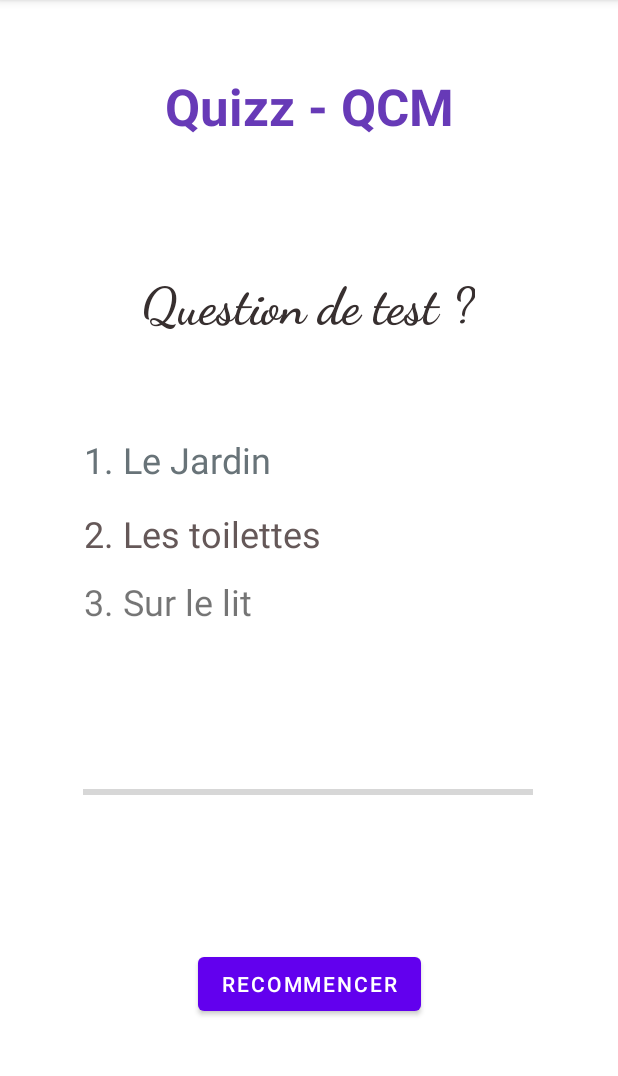
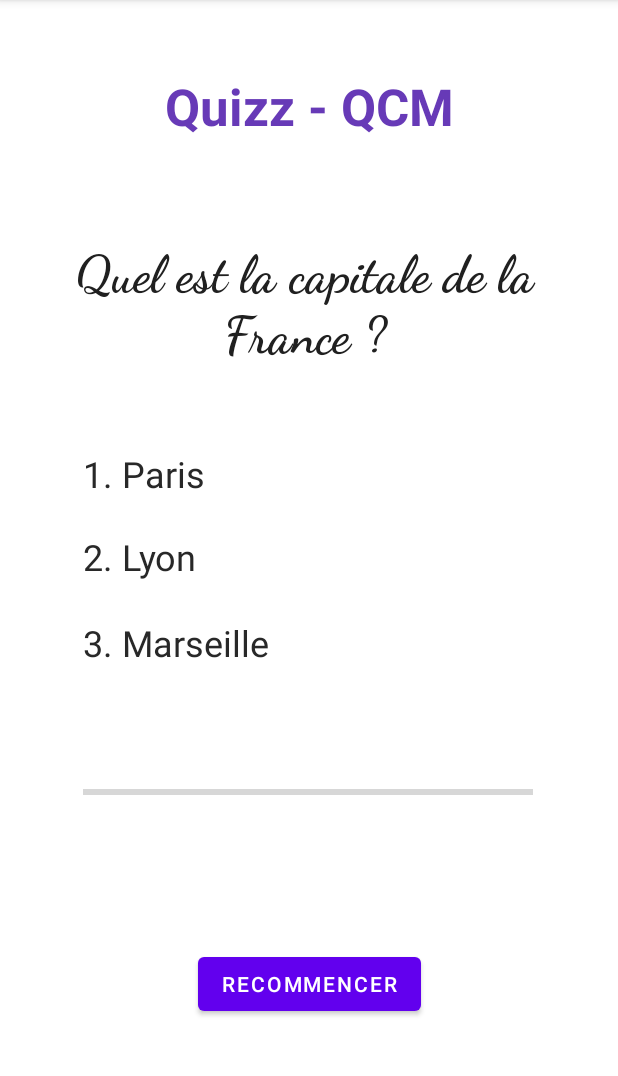
Before and after one commit to Suylo/Android-App, an Android app: the screen it shows after launch (MainActivity), on a phone screen of 412 x 824 dp, the part 84-1160 px from its top. Run offline under Robolectric (Android 15) with nearby library versions, the phone set to English and light mode, and no system bars.

Commit message:
Choose question added, true answers is working but not false

```diff
--- a/app/src/main/java/fr/suylo/myappkotlin/MainActivity.kt
+++ b/app/src/main/java/fr/suylo/myappkotlin/MainActivity.kt
@@ -1,39 +1,122 @@
 package fr.suylo.myappkotlin
 
+import android.annotation.SuppressLint
 import androidx.appcompat.app.AppCompatActivity
 import android.os.Bundle
 import android.util.Log
 import android.view.View
+import android.widget.Button
 import android.widget.ProgressBar
 import android.widget.TextView
-import java.util.ArrayList
+import org.w3c.dom.Text
+import java.util.StringJoiner
 
 class MainActivity : AppCompatActivity() {
-    val arrayList = ArrayList<Int>()
+    private val qcm = ArrayList<String>()
+    companion object {
+        private var noQuestion = 1;
+        private var goodAnswers = 0
+    }
 
     override fun onCreate(savedInstanceState: Bundle?) {
         super.onCreate(savedInstanceState)
         setContentView(R.layout.activity_main)
-        Log.d("MyApp", "Test des logs")
+        val question = findViewById<TextView>(R.id.questionText)
+        val askOne = findViewById<TextView>(R.id.answer_1)
+        val askTwo = findViewById<TextView>(R.id.answer_2)
+        val askThree = findViewById<TextView>(R.id.answer_3)
 
-        this.arrayList.add(1)
-        this.arrayList.add(2)
-        this.arrayList.add(3)
+        retry(1, question, askOne, askTwo, askThree);
+        findViewById<Button>(R.id.retry).setOnClickListener {
+            retry(1, question, askOne, askTwo, askThree);
+        }
     }
 
+    fun retry(id: Int, question: TextView, askOne: TextView, askTwo: TextView, askThree: TextView) {
+        val progressBar = findViewById<ProgressBar>(R.id.progressBar)
+        askTwo.textAlignment = View.TEXT_ALIGNMENT_TEXT_START
+        askOne.textAlignment = View.TEXT_ALIGNMENT_TEXT_START
+        question.setText("Quel est la capitale de la France ?");
+        askOne.setText("1. Paris");
+        askTwo.setText("2. Lyon");
+        askThree.setText("3. Marseille");
+        progressBar.progress = 0
+        noQuestion = 1
+        goodAnswers = 0
+    }
+
+    @SuppressLint("SetTextI18n")
     fun onClickText(view: View) {
-        val answers = arrayOf<String>()
+        when (noQuestion) {
+            1 -> {
+                this.qcm.clear()
+                this.qcm.add("Quel est la capitale de l'Espagne ?")
+                this.qcm.add("1. Madrid")
+                this.qcm.add("2. Barcelone")
+                this.qcm.add("3. Séville")
+                if (view.id == R.id.answer_1){
+                    getAnswers(view, 33, this.qcm, true, R.id.answer_1)
+                } else {
+                    getAnswers(view, 33, this.qcm, false, R.id.answer_1)
+                }
+                noQuestion = 2
+
+            }
+            2 -> {
+                this.qcm.clear()
+                this.qcm.add("Quel est la capitale de l'Italie ?")
+                this.qcm.add("1. Naples")
+                this.qcm.add("2. Milan")
+                this.qcm.add("3. Rome")
+                if (view.id == R.id.answer_1){
+                    getAnswers(view, 66, this.qcm, true, R.id.answer_1)
+                } else {
+                    getAnswers(view, 66, this.qcm, false, R.id.answer_1)
+                }
+                noQuestion = 3
+            }
+            3 -> {
+                if (view.id == R.id.answer_3) {
+                    this.qcm.clear()
+                    getAnswers(view, 100, this.qcm, true, R.id.answer_3)
+                } else {
+                    this.qcm.clear()
+                    getAnswers(view, 100, this.qcm, false, R.id.answer_3)
+                }
+            }
+        }
+    }
+
+    fun getAnswers(viewId: View, progBar: Int, questions: ArrayList<String>, reussi: Boolean, answer: Int) {
         val question = findViewById<TextView>(R.id.questionText)
         val askOne = findViewById<TextView>(R.id.answer_1)
         val askTwo = findViewById<TextView>(R.id.answer_2)
         val askThree = findViewById<TextView>(R.id.answer_3)
         val pgBar = findViewById<ProgressBar>(R.id.progressBar)
 
+        if (reussi) {
+            if (questions.size > 0) {
+                question.setText(this.qcm[0])
+                askOne.setText(this.qcm[1])
+                askTwo.setText(this.qcm[2])
+                askThree.setText(this.qcm[3])
+            } else if (this.qcm.size == 0) {
+                question.setText("Fin du QCM !")
+                askOne.setText("Merci d'avoir participé.")
+                askTwo.setText("Vos points : " + goodAnswers + "/3")
+                askThree.setText("")
 
-        for (i in 1..this.arrayList.size) {
-            // TODO: faut réfléchir un ptit peu là
+                askTwo.textAlignment = View.TEXT_ALIGNMENT_CENTER
+                askOne.textAlignment = View.TEXT_ALIGNMENT_CENTER
+            }
+            pgBar.progress = progBar
+            goodAnswers++
+            findViewById<TextView>(answer).setBackgroundResource(R.color.white)
+            findViewById<TextView>(answer).setTextColor(resources.getColor(R.color.black))
+        } else {
+            val correctAnswer = findViewById<TextView>(answer);
+            correctAnswer.setBackgroundResource(R.color.teal_200)
+            correctAnswer.setTextColor(resources.getColor(R.color.white))
         }
-
-        Log.d("MyApp", "OnClick Element text");
     }
 }
--- a/app/src/main/res/layout/activity_main.xml
+++ b/app/src/main/res/layout/activity_main.xml
@@ -15,15 +15,14 @@
             app:layout_constraintTop_toTopOf="parent" app:layout_constraintStart_toStartOf="parent"
             app:layout_constraintEnd_toEndOf="parent" android:layout_marginTop="48dp"/>
     <TextView
-            android:text="Question de test ?"
-            android:layout_width="wrap_content"
-            android:layout_height="wrap_content" android:id="@+id/questionText"
+            android:layout_width="407dp"
+            android:layout_height="93dp" android:id="@+id/questionText"
             android:textSize="34sp" android:fontFamily="cursive"
-            android:textAlignment="center" android:textColor="#372F2F"
-            android:textStyle="bold" app:layout_constraintEnd_toEndOf="parent"
-            app:layout_constraintStart_toStartOf="parent" app:layout_constraintHorizontal_bias="0.497"
-            app:layout_constraintBottom_toTopOf="@+id/progressBar" android:layout_marginBottom="288dp"
-            app:layout_constraintTop_toBottomOf="@+id/textView" app:layout_constraintVertical_bias="1.0"/>
+            android:textAlignment="center" android:textColor="#202020"
+            android:textStyle="bold"
+            tools:layout_editor_absoluteX="2dp" app:layout_constraintTop_toBottomOf="@+id/textView"
+            android:layout_marginTop="68dp" app:layout_constraintBottom_toTopOf="@+id/progressBar"
+            app:layout_constraintVertical_bias="0.0"/>
     <ProgressBar
             style="?android:attr/progressBarStyleHorizontal"
             android:layout_width="300dp"
@@ -32,28 +31,29 @@
             app:layout_constraintEnd_toEndOf="parent" app:layout_constraintStart_toStartOf="parent"
             app:layout_constraintBottom_toBottomOf="parent" app:layout_constraintTop_toBottomOf="@+id/textView"
             app:layout_constraintHorizontal_bias="0.495" app:layout_constraintVertical_bias="0.651"
-            android:progressTint="#F9A825"/>
+            android:progressTint="#E91E63"/>
     <LinearLayout
             android:orientation="vertical"
-            android:layout_width="300dp"
-            android:layout_height="159dp"
+            android:layout_width="301dp"
+            android:layout_height="169dp"
             app:layout_constraintTop_toBottomOf="@+id/questionText"
             app:layout_constraintEnd_toEndOf="parent" app:layout_constraintStart_toStartOf="parent"
             app:layout_constraintBottom_toTopOf="@+id/progressBar">
         <TextView
-                android:text="1. Le Jardin" android:onClick="onClickText"
+                android:onClick="onClickText"
                 android:layout_width="match_parent"
-                android:layout_height="49dp" android:id="@+id/answer_1" android:textSize="24sp"
-                android:textColor="#687378" android:textAlignment="viewStart"/>
+                android:layout_height="55dp" android:id="@+id/answer_1" android:textSize="24sp"
+                android:textColor="#282828" android:textAlignment="viewStart"/>
         <TextView
-                android:text="2. Les toilettes" android:onClick="onClickText"
+                android:onClick="onClickText"
                 android:layout_width="match_parent"
-                android:layout_height="45dp" android:id="@+id/answer_2" android:textSize="24sp"
-                android:textAppearance="@style/TextAppearance.AppCompat.Large" android:textColor="#655858"/>
+                android:layout_height="57dp" android:id="@+id/answer_2" android:textSize="24sp"
+                android:textAppearance="@style/TextAppearance.AppCompat.Large" android:textColor="#282828"/>
         <TextView
-                android:text="3. Sur le lit" android:onClick="onClickText"
+                android:onClick="onClickText"
                 android:layout_width="match_parent"
-                android:layout_height="42dp" android:id="@+id/answer_3" android:textSize="24sp"/>
+                android:layout_height="55dp" android:id="@+id/answer_3" android:textSize="24sp"
+                android:textColor="#282828"/>
     </LinearLayout>
     <Button
             android:text="Recommencer"
```
Also changed, not shown: app/src/main/java/fr/suylo/myappkotlin/answers.json (added, +26 -0 lines).
